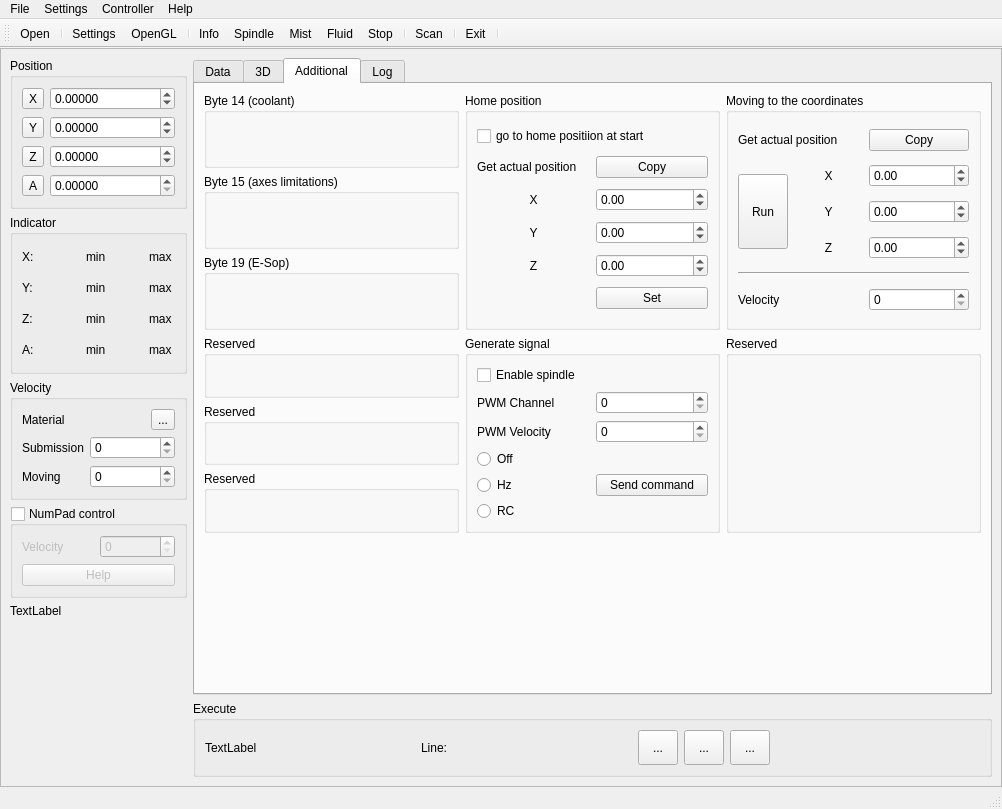
Above: sources/forms/MainWindow.ui from eduard-x/cnc-qt before the change. Below: the same form after it.
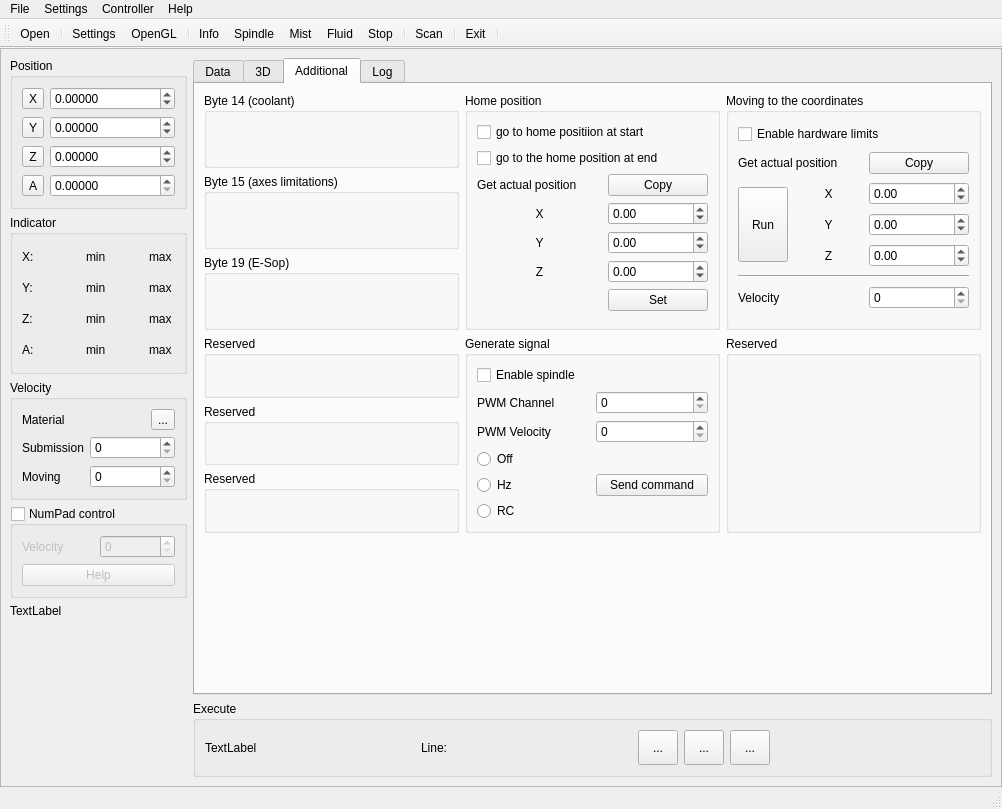
That is the form after the change. The open tabs and pages were chosen to show the change. Icons and pictures are not drawn.

```diff
--- a/sources/forms/MainWindow.ui
+++ b/sources/forms/MainWindow.ui
@@ -989,7 +989,7 @@
                 <string>Home position</string>
                </property>
                <layout class="QGridLayout" name="gridLayout_12">
-                <item row="4" column="1">
+                <item row="5" column="1">
                  <widget class="QDoubleSpinBox" name="doubleSpinHomeZ">
                   <property name="minimumSize">
                    <size>
@@ -997,6 +997,12 @@
                     <height>0</height>
                    </size>
                   </property>
+                  <property name="maximumSize">
+                   <size>
+                    <width>100</width>
+                    <height>16777215</height>
+                   </size>
+                  </property>
                   <property name="minimum">
                    <double>-999.990000000000009</double>
                   </property>
@@ -1005,7 +1011,7 @@
                   </property>
                  </widget>
                 </item>
-                <item row="2" column="0">
+                <item row="3" column="0">
                  <widget class="QLabel" name="label_29">
                   <property name="text">
                    <string>X</string>
@@ -1015,7 +1021,7 @@
                   </property>
                  </widget>
                 </item>
-                <item row="2" column="1">
+                <item row="3" column="1">
                  <widget class="QDoubleSpinBox" name="doubleSpinHomeX">
                   <property name="minimumSize">
                    <size>
@@ -1023,6 +1029,12 @@
                     <height>0</height>
                    </size>
                   </property>
+                  <property name="maximumSize">
+                   <size>
+                    <width>100</width>
+                    <height>16777215</height>
+                   </size>
+                  </property>
                   <property name="minimum">
                    <double>-999.990000000000009</double>
                   </property>
@@ -1031,7 +1043,7 @@
                   </property>
                  </widget>
                 </item>
-                <item row="3" column="0">
+                <item row="4" column="0">
                  <widget class="QLabel" name="label_30">
                   <property name="text">
                    <string>Y</string>
@@ -1041,7 +1053,7 @@
                   </property>
                  </widget>
                 </item>
-                <item row="3" column="1">
+                <item row="4" column="1">
                  <widget class="QDoubleSpinBox" name="doubleSpinHomeY">
                   <property name="minimumSize">
                    <size>
@@ -1049,6 +1061,12 @@
                     <height>0</height>
                    </size>
                   </property>
+                  <property name="maximumSize">
+                   <size>
+                    <width>100</width>
+                    <height>16777215</height>
+                   </size>
+                  </property>
                   <property name="minimum">
                    <double>-999.990000000000009</double>
                   </property>
@@ -1057,7 +1075,7 @@
                   </property>
                  </widget>
                 </item>
-                <item row="4" column="0">
+                <item row="5" column="0">
                  <widget class="QLabel" name="label_28">
                   <property name="text">
                    <string>Z</string>
@@ -1067,22 +1085,34 @@
                   </property>
                  </widget>
                 </item>
-                <item row="5" column="1">
+                <item row="6" column="1">
                  <widget class="QPushButton" name="pushSetHome">
+                  <property name="minimumSize">
+                   <size>
+                    <width>100</width>
+                    <height>0</height>
+                   </size>
+                  </property>
                   <property name="text">
                    <string>Set</string>
                   </property>
                  </widget>
                 </item>
-                <item row="1" column="0">
+                <item row="2" column="0">
                  <widget class="QLabel" name="label_3">
                   <property name="text">
                    <string>Get actual position</string>
                   </property>
                  </widget>
                 </item>
-                <item row="1" column="1">
+                <item row="2" column="1">
                  <widget class="QPushButton" name="pushCopyHome">
+                  <property name="minimumSize">
+                   <size>
+                    <width>100</width>
+                    <height>0</height>
+                   </size>
+                  </property>
                   <property name="text">
                    <string>Copy</string>
                   </property>
@@ -1095,6 +1125,13 @@
                   </property>
                  </widget>
                 </item>
+                <item row="1" column="0" colspan="2">
+                 <widget class="QCheckBox" name="checkHomeAtEnd">
+                  <property name="text">
+                   <string>go to the home position at end</string>
+                  </property>
+                 </widget>
+                </item>
                </layout>
               </widget>
              </item>
@@ -1274,7 +1311,7 @@
                 <string>Moving to the coordinates</string>
                </property>
                <layout class="QGridLayout" name="gridLayout_8">
-                <item row="1" column="0" rowspan="3">
+                <item row="2" column="0" rowspan="3">
                  <widget class="QToolButton" name="toolRunMoving">
                   <property name="minimumSize">
                    <size>
@@ -1287,7 +1324,7 @@
                   </property>
                  </widget>
                 </item>
-                <item row="1" column="1">
+                <item row="2" column="1">
                  <widget class="QLabel" name="label_26">
                   <property name="text">
                    <string>X</string>
@@ -1297,7 +1334,7 @@
                   </property>
                  </widget>
                 </item>
-                <item row="1" column="2">
+                <item row="2" column="2">
                  <widget class="QDoubleSpinBox" name="doubleSpinMoveX">
                   <property name="minimumSize">
                    <size>
@@ -1305,6 +1342,12 @@
                     <height>0</height>
                    </size>
                   </property>
+                  <property name="maximumSize">
+                   <size>
+                    <width>100</width>
+                    <height>16777215</height>
+                   </size>
+                  </property>
                   <property name="minimum">
                    <double>-999.990000000000009</double>
                   </property>
@@ -1313,7 +1356,7 @@
                   </property>
                  </widget>
                 </item>
-                <item row="2" column="1">
+                <item row="3" column="1">
                  <widget class="QLabel" name="label_25">
                   <property name="text">
                    <string>Y</string>
@@ -1323,7 +1366,7 @@
                   </property>
                  </widget>
                 </item>
-                <item row="2" column="2">
+                <item row="3" column="2">
                  <widget class="QDoubleSpinBox" name="doubleSpinMoveY">
                   <property name="minimumSize">
                    <size>
@@ -1331,6 +1374,12 @@
                     <height>0</height>
                    </size>
                   </property>
+                  <property name="maximumSize">
+                   <size>
+                    <width>100</width>
+                    <height>16777215</height>
+                   </size>
+                  </property>
                   <property name="minimum">
                    <double>-999.990000000000009</double>
                   </property>
@@ -1339,7 +1388,7 @@
                   </property>
                  </widget>
                 </item>
-                <item row="3" column="1">
+                <item row="4" column="1">
                  <widget class="QLabel" name="label_27">
                   <property name="text">
                    <string>Z</string>
@@ -1349,7 +1398,7 @@
                   </property>
                  </widget>
                 </item>
-                <item row="3" column="2">
+                <item row="4" column="2">
                  <widget class="QDoubleSpinBox" name="doubleSpinMoveZ">
                   <property name="minimumSize">
                    <size>
@@ -1357,6 +1406,12 @@
                     <height>0</height>
                    </size>
                   </property>
+                  <property name="maximumSize">
+                   <size>
+                    <width>100</width>
+                    <height>16777215</height>
+                   </size>
+                  </property>
                   <property name="minimum">
                    <double>-999.990000000000009</double>
                   </property>
@@ -1365,21 +1420,21 @@
                   </property>
                  </widget>
                 </item>
-                <item row="4" column="0" colspan="3">
+                <item row="6" column="0" colspan="3">
                  <widget class="Line" name="line_4">
                   <property name="orientation">
                    <enum>Qt::Horizontal</enum>
                   </property>
                  </widget>
                 </item>
-                <item row="5" column="0">
+                <item row="7" column="0">
                  <widget class="QLabel" name="labelVelo">
                   <property name="text">
                    <string>Velocity</string>
                   </property>
                  </widget>
                 </item>
-                <item row="5" column="2">
+                <item row="7" column="2">
                  <widget class="QSpinBox" name="spinMoveVelo">
                   <property name="minimumSize">
                    <size>
@@ -1387,22 +1442,41 @@
                     <height>0</height>
                    </size>
                   </property>
+                  <property name="maximumSize">
+                   <size>
+                    <width>100</width>
+                    <height>16777215</height>
+                   </size>
+                  </property>
                  </widget>
                 </item>
-                <item row="0" column="0" colspan="2">
+                <item row="1" column="0" colspan="2">
                  <widget class="QLabel" name="label_2">
                   <property name="text">
                    <string>Get actual position</string>
                   </property>
                  </widget>
                 </item>
-                <item row="0" column="2">
+                <item row="1" column="2">
                  <widget class="QPushButton" name="pushCopyPos">
+                  <property name="minimumSize">
+                   <size>
+                    <width>100</width>
+                    <height>0</height>
+                   </size>
+                  </property>
                   <property name="text">
                    <string>Copy</string>
                   </property>
                  </widget>
                 </item>
+                <item row="0" column="0" colspan="3">
+                 <widget class="QCheckBox" name="checkHWLimits">
+                  <property name="text">
+                   <string>Enable hardware limits</string>
+                  </property>
+                 </widget>
+                </item>
                </layout>
               </widget>
              </item>
```
Left out of the diff: 44 changed lines with no effect on the pictures.
